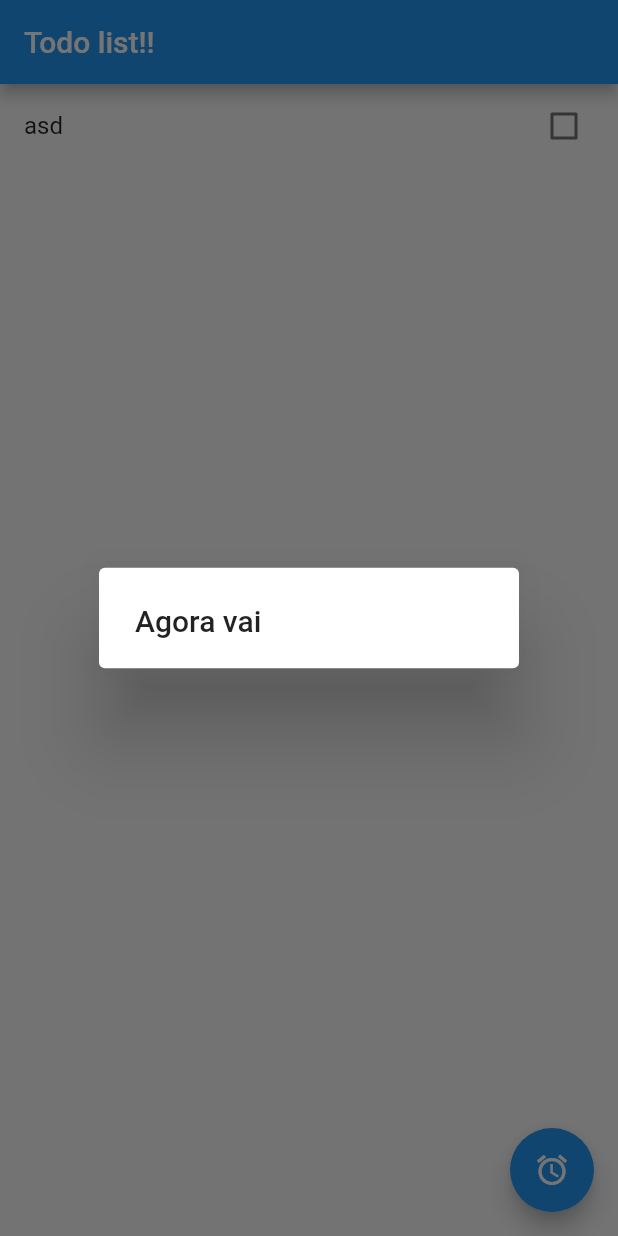
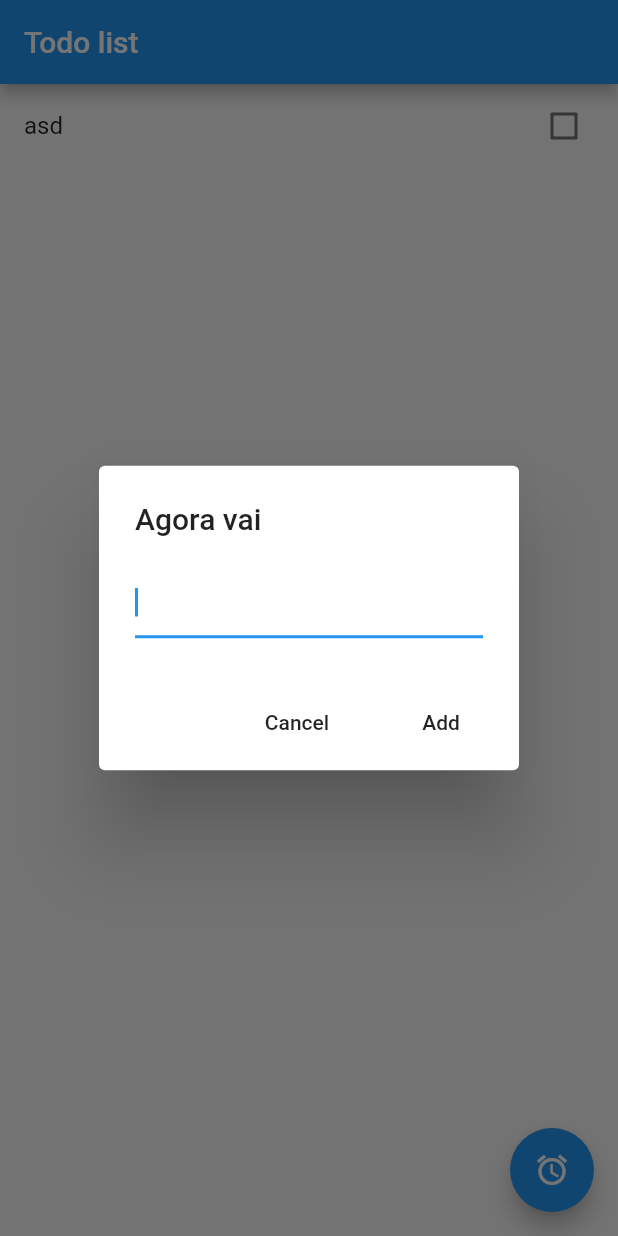
Before and after one commit to yuritoledo/killer_todo_flutter, a Flutter app: the screen it shows after launch, after a tap on the "access alarms" icon, on a phone screen of 412 x 824 dp. Run offline on Flutter 3.47's test engine with Material 2 defaults, Android fonts, the phone set to English and light mode, and no system bars.

Commit message:
Extracted dialog in a separated file
this is cool

```diff
--- a/lib/main.dart
+++ b/lib/main.dart
@@ -11,6 +11,7 @@ class MyApp extends StatelessWidget {
   @override
   Widget build(BuildContext context) {
     return MaterialApp(
+      debugShowCheckedModeBanner: false,
       title: 'Todo list',
       home: TodoList(),
     );
--- /dev/null
+++ b/lib/new_todo_dialog.dart
@@ -0,0 +1,31 @@
+import 'package:flutter/material.dart';
+import 'package:todo_list/todo.dart';
+
+class NewTodoDialog extends StatelessWidget {
+  final _controller = TextEditingController();
+
+  @override
+  Widget build(BuildContext context) {
+    return AlertDialog(
+      title: Text('Agora vai'),
+      content: TextField(
+        controller: _controller,
+        autofocus: true,
+      ),
+      actions: <Widget>[
+        FlatButton(
+          child: Text('Cancel'),
+          onPressed: () => Navigator.of(context).pop(),
+        ),
+        FlatButton(
+          child: Text('Add'),
+          onPressed: () {
+            final todo = Todo(title: _controller.value.text);
+            _controller.clear();
+            Navigator.of(context).pop(todo);
+          },
+        )
+      ],
+    );
+  }
+}
--- a/lib/todo_list.dart
+++ b/lib/todo_list.dart
@@ -1,4 +1,5 @@
 import 'package:flutter/material.dart';
+import 'package:todo_list/new_todo_dialog.dart';
 import 'package:todo_list/todo.dart';
 
 class TodoList extends StatefulWidget {
@@ -15,14 +16,15 @@ class _TodoListState extends State<TodoList> {
     });
   }
 
-  _addTodo() {
-    showDialog(
-        context: context,
-        builder: (BuildContext context) {
-          return AlertDialog(
-            title: Text('Agora vai'),
-          );
-        });
+  _addTodo() async {
+    final todo = await showDialog(
+        context: context, builder: (BuildContext context) => NewTodoDialog());
+
+    if (todo != null) {
+      setState(() {
+        todos.add(todo);
+      });
+    }
   }
 
   Widget _buildItem(BuildContext context, int index) {
@@ -41,7 +43,7 @@ class _TodoListState extends State<TodoList> {
   Widget build(BuildContext context) {
     return Scaffold(
       appBar: AppBar(
-        title: Text('Todo list!!'),
+        title: Text('Todo list'),
       ),
       body: ListView.builder(
         itemBuilder: _buildItem,
```
